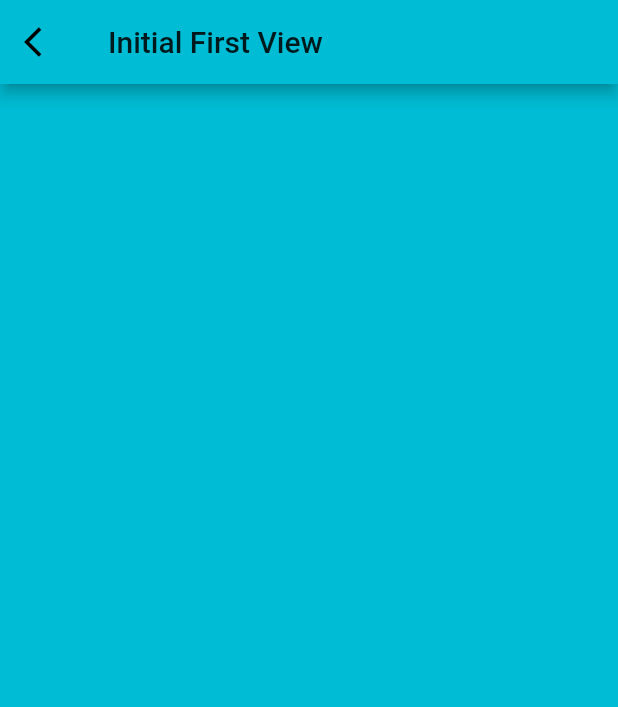
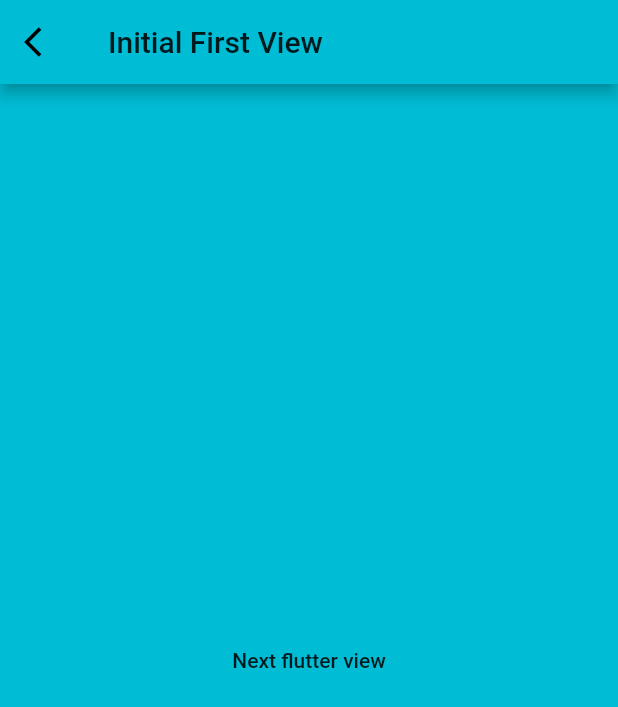
Before and after one commit to BMilliet/iOS_Flutter_integration, a Flutter app: the InitialFirstView screen opened directly, on a phone screen of 412 x 824 dp. Shown: the top 707 px of the screen. Run offline on Flutter 3.47's test engine with Material 2 defaults, Android fonts, the phone set to English and light mode, and no system bars.

Commit message:
navigation in flutter

```diff
--- /dev/null
+++ b/flutter_app/lib/routes/named_routes.dart
@@ -0,0 +1,4 @@
+class NamedRoutes {
+  static const String viewOne = "viewOne";
+  static const String viewTwo = "viewTwo";
+}
--- a/flutter_app/lib/views/initial_first_view.dart
+++ b/flutter_app/lib/views/initial_views/initial_first_view.dart
@@ -1,6 +1,7 @@
 import 'package:flutter/cupertino.dart';
 import 'package:flutter/material.dart';
 import 'package:flutter/services.dart';
+import 'package:flutter_app/routes/named_routes.dart';
 
 class InitialFirstView extends StatefulWidget {
   _InitialFirstViewState createState() => _InitialFirstViewState();
@@ -28,6 +29,15 @@ class _InitialFirstViewState extends State<InitialFirstView> {
   }
 
   Widget _body() {
-    return Container(color: Colors.cyan);
+    return Container(
+        color: Colors.cyan,
+        child: Center(
+          child: FlatButton(
+            child: Text("Next flutter view"),
+            onPressed: () {
+              Navigator.pushNamed(context, NamedRoutes.viewOne);
+            },
+          ),
+        ));
   }
 }
```
Also changed, not shown: flutter_app/lib/routes/initial_router.dart (+4 -5 lines), flutter_app/lib/routes/main_router.dart (+8 -3 lines), flutter_app/lib/views/noninitial_views/view_one.dart (added, +15 -0 lines), flutter_app/lib/views/noninitial_views/view_two.dart (added, +15 -0 lines), flutter_app/lib/views/helper_views/error_view.dart (renamed from flutter_app/lib/views/error_view.dart), flutter_app/lib/views/helper_views/main_view.dart (renamed from flutter_app/lib/views/main_view.dart), flutter_app/lib/views/initial_views/initial_second_view.dart (renamed from flutter_app/lib/views/initial_second_view.dart).
